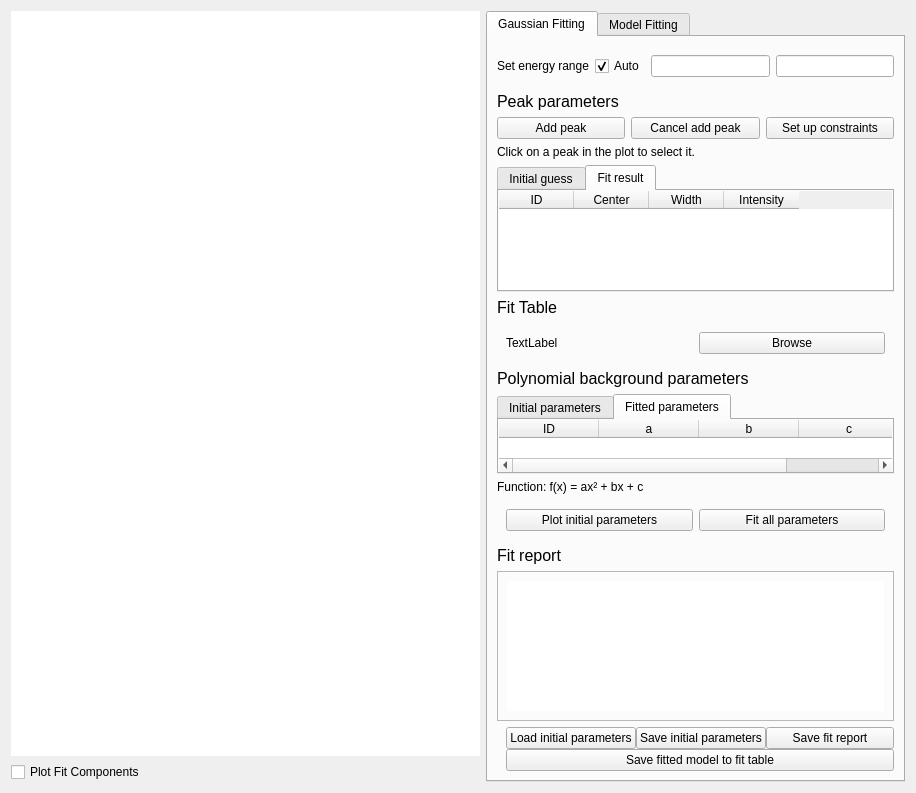
The window that src/EVA/gui/ui_files/peakfit.ui (ISISMuon/EVA) describes before a commit, drawn with Qt 5.
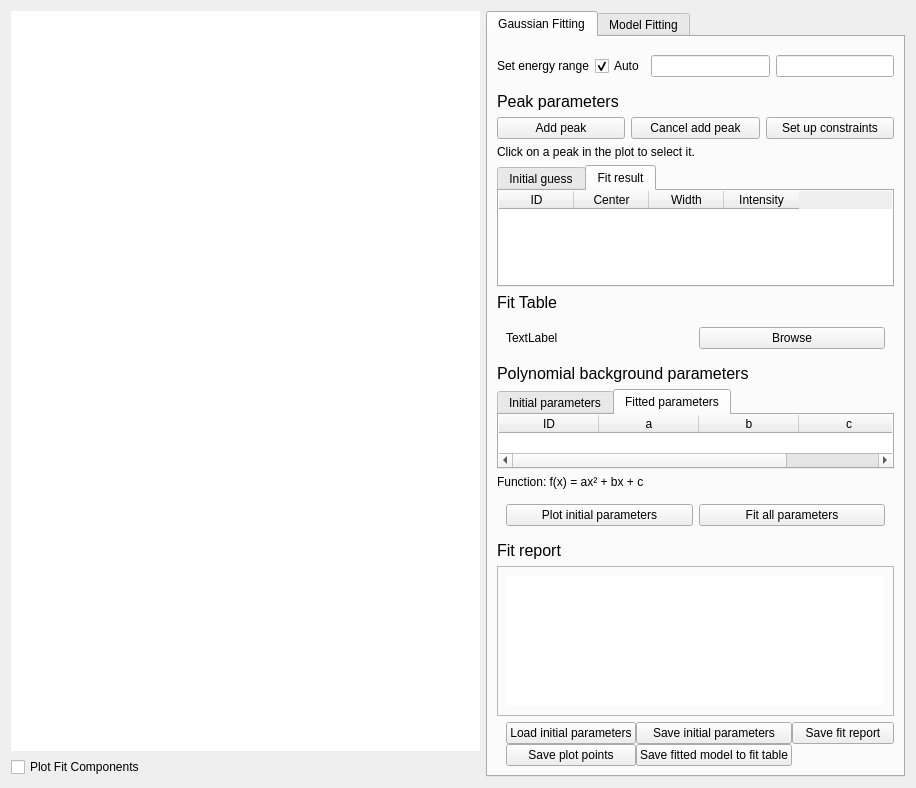
The same window after the commit. Custom widgets are drawn as their Qt base class.

Commit message: Add button to save fit and run data points used to create plot into seperate txt files

What changed in the file:
```diff
--- a/src/EVA/gui/ui_files/peakfit.ui
+++ b/src/EVA/gui/ui_files/peakfit.ui
@@ -7,7 +7,7 @@
     <x>0</x>
     <y>0</y>
     <width>916</width>
-    <height>793</height>
+    <height>788</height>
    </rect>
   </property>
   <property name="windowTitle">
@@ -292,7 +292,14 @@
             </property>
            </widget>
           </item>
-          <item row="3" column="0" colspan="3">
+          <item row="3" column="0">
+           <widget class="QPushButton" name="save_plot_points_button">
+            <property name="text">
+             <string>Save plot points</string>
+            </property>
+           </widget>
+          </item>
+          <item row="3" column="1">
            <widget class="QPushButton" name="save_fitted_model_button">
             <property name="text">
              <string>Save fitted model to fit table</string>
@@ -1176,17 +1183,17 @@
   </layout>
  </widget>
  <customwidgets>
-  <customwidget>
-   <class>BaseTable</class>
-   <extends>QTableWidget</extends>
-   <header>EVA.gui.base.base_table</header>
-  </customwidget>
   <customwidget>
    <class>PlotWidget</class>
    <extends>QWidget</extends>
    <header location="global">EVA.widgets.plot.plot_widget</header>
    <container>1</container>
   </customwidget>
+  <customwidget>
+   <class>BaseTable</class>
+   <extends>QTableWidget</extends>
+   <header>EVA.gui.base.base_table</header>
+  </customwidget>
  </customwidgets>
  <resources/>
  <connections/>
```
Left out of the diff: 16 changed lines with no effect on the pictures. The commit also changes 3 other files.
